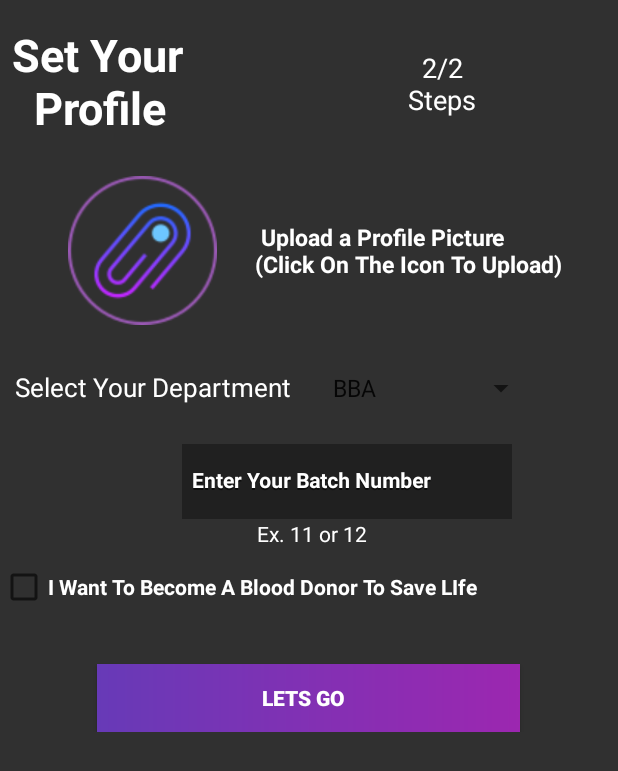
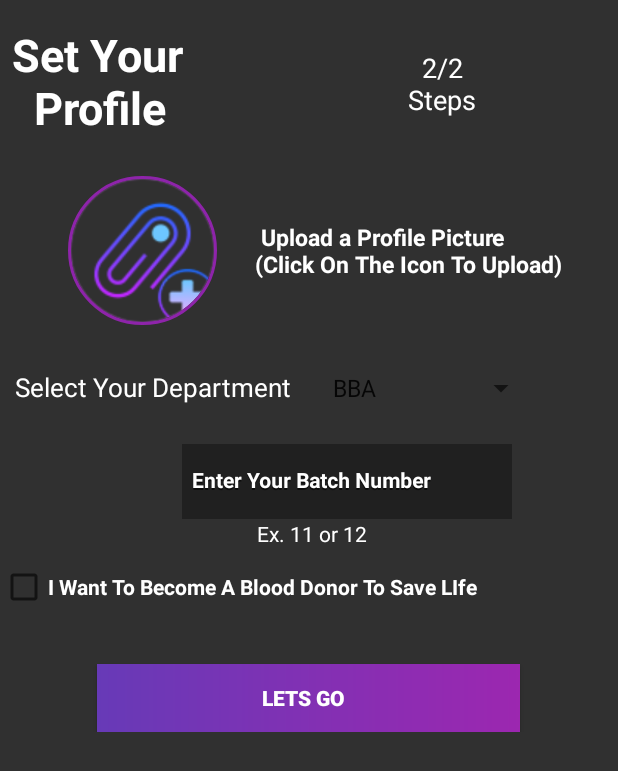
Before and after one commit to rahat14/BuHub, an Android app: the accountSetupPage screen opened directly, with no data from a screen before it, on a phone screen of 412 x 824 dp. Shown: the top 771 px of the screen. Run offline under Robolectric (Android 15) with nearby library versions, the light colour scheme and no system bars; our stand-ins replace CircleImageView, Firebase (no records; nobody signed in at launch, a user with empty details on screens opened directly).

Commit message:
v1.0
fixed some bug

```diff
--- a/app/build.gradle
+++ b/app/build.gradle
@@ -48,6 +48,7 @@ dependencies {
     implementation 'com.google.firebase:firebase-storage:16.0.5'
     implementation 'com.google.firebase:firebase-auth:16.0.5'
     implementation 'com.google.firebase:firebase-auth:16.0.5'
+    implementation 'de.hdodenhof:circleimageview:2.2.0'
 
     compile('com.crashlytics.sdk.android:crashlytics:2.9.7@aar') {
         transitive = true;
--- a/app/src/main/res/layout/activity_account_setup_page.xml
+++ b/app/src/main/res/layout/activity_account_setup_page.xml
@@ -51,18 +51,18 @@
             android:layout_height="wrap_content"
             android:orientation="horizontal">
 
-            <ImageView
+            <de.hdodenhof.circleimageview.CircleImageView
                 android:id="@+id/imageBtn"
                 android:layout_width="150dp"
                 android:layout_height="150dp"
                 android:layout_marginStart="20dp"
                 android:padding="25dp"
-                android:src="@drawable/profile"
+                android:src="@drawable/pp"
                 android:clickable="true"
-
+                app:civ_border_color="#8E24AA"
+                app:civ_border_width="2dp"
                 android:foreground="?android:attr/selectableItemBackground"
 
-                android:contentDescription="IMage"
                 android:focusable="true" />
 
             <TextView
```
Also changed, not shown: app/src/main/res/drawable/pp.png (added), app/src/main/res/drawable/smll.png (added), app/src/main/res/drawable/whiteuser.png (added).
